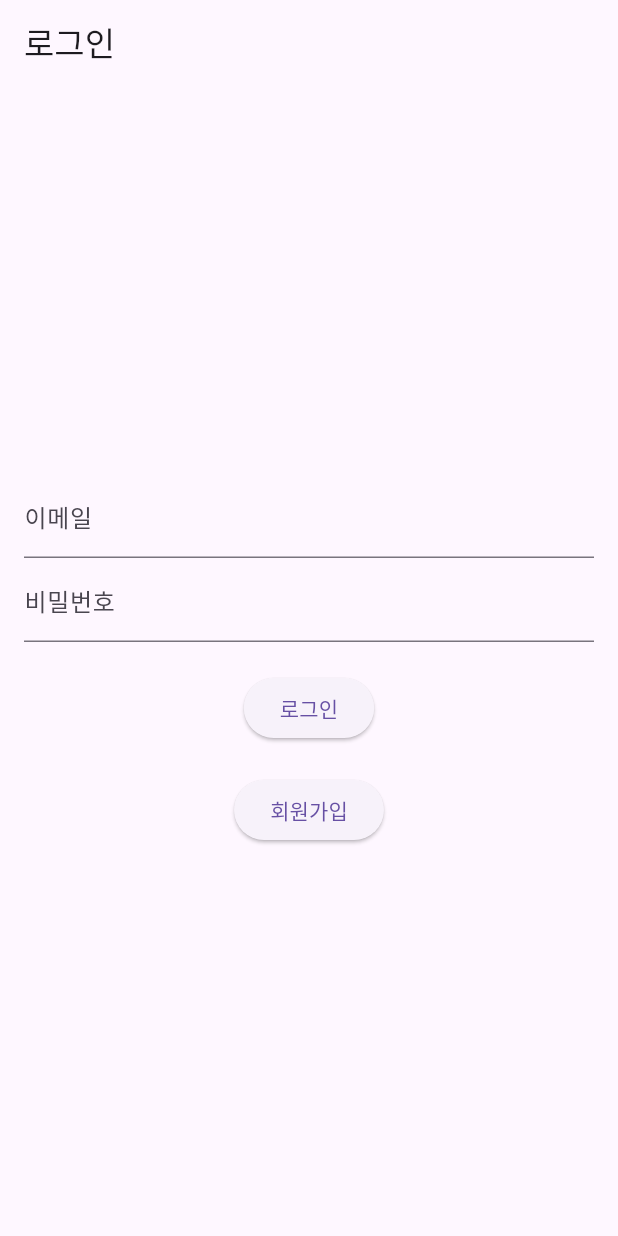
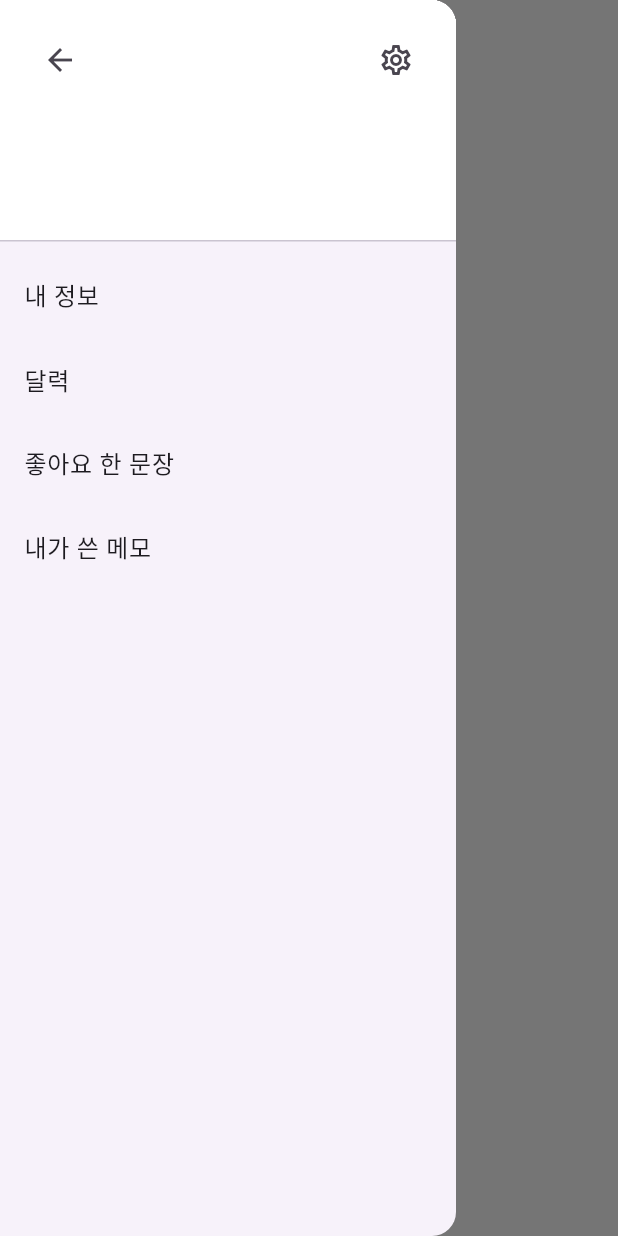
Before and after one commit to kangyeajin/D-write, a Flutter app: the screen it shows after launch, with the side drawer open (before the commit the screen has no drawer), on a phone screen of 412 x 824 dp. Run offline on Flutter 3.47's test engine with Material 3 defaults, Android fonts, the phone set to English and light mode, and no system bars; our stand-ins replace camera, cloud_firestore, firebase_auth, firebase_core, logger; missing offline and left inert: gallery_saver_plus; accounts and stored records are empty; Roboto replaces fonts that are missing (PretendardBold).

Commit message:
chore: 초기 화면 및 폰트 관련 설정 추가

```diff
--- a/lib/core/services/firebase_service.dart
+++ b/lib/core/services/firebase_service.dart
@@ -2,16 +2,30 @@ import 'package:firebase_auth/firebase_auth.dart';
 import 'package:cloud_firestore/cloud_firestore.dart';
 import 'package:d_write/core/models/user_model.dart';
 
-class FirebaseService {
-  final FirebaseAuth _auth = FirebaseAuth.instance;
-  final FirebaseFirestore _firestore = FirebaseFirestore.instance;
+abstract class IFirebaseService {
+  User? getCurrentUser();
+  Future<UserCredential?> signInWithEmail(String email, String password);
+  Future<UserProfile?> getUserProfile(String uid);
+  Future<void> saveUserProfile(String uid, String name, String info);
+  Future<void> signOut();
+  Future<User?> signUp(String email, String password, String name, String info);
+  Future<User?> signIn(String email, String password);
+}
 
-  // 현재 로그인 된 사용자 가져오기
+class FirebaseService implements IFirebaseService {
+  final FirebaseAuth _auth;
+  final FirebaseFirestore _firestore;
+
+  FirebaseService({FirebaseAuth? auth, FirebaseFirestore? firestore})
+      : _auth = auth ?? FirebaseAuth.instance,
+        _firestore = firestore ?? FirebaseFirestore.instance;
+
+  @override
   User? getCurrentUser() {
     return _auth.currentUser;
   }
 
-  // 이메일/비밀번호로 로그인
+  @override
   Future<UserCredential?> signInWithEmail(String email, String password) async {
     try {
       return await _auth.signInWithEmailAndPassword(email: email, password: password);
@@ -21,7 +35,7 @@ class FirebaseService {
     }
   }
 
-  // 사용자 정보 가져오기
+  @override
   Future<UserProfile?> getUserProfile(String uid) async {
     try {
       DocumentSnapshot doc = await _firestore.collection('users').doc(uid).get();
@@ -34,7 +48,7 @@ class FirebaseService {
     return null;
   }
 
-  // 사용자 정보 저장/업데이트
+  @override
   Future<void> saveUserProfile(String uid, String name, String info) async {
     try {
       await _firestore.collection('users').doc(uid).set({
@@ -46,15 +60,14 @@ class FirebaseService {
     }
   }
 
-  // 로그아웃
+  @override
   Future<void> signOut() async {
     await _auth.signOut();
   }
 
-  // firebase 회원가입 처리
+  @override
   Future<User?> signUp(String email, String password, String name, String info) async {
     try {
-      // 1. FirebaseAuth로 이메일과 비밀번호를 사용하여 사용자 생성
       UserCredential userCredential = await _auth.createUserWithEmailAndPassword(
         email: email,
         password: password,
@@ -63,8 +76,6 @@ class FirebaseService {
       User? user = userCredential.user;
 
       if (user != null) {
-        // 2. 성공 시 Firestore 'users' 컬렉션에 추가 정보 저장
-        //    사용자의 고유 ID(uid)를 문서 ID로 사용
         await _firestore.collection('users').doc(user.uid).set({
           'name': name,
           'info': info,
@@ -72,7 +83,6 @@ class FirebaseService {
       }
       return user;
     } on FirebaseAuthException catch (e) {
-      // Firebase 인증 관련 에러 처리
       if (e.code == 'weak-password') {
         print('비밀번호가 너무 약합니다.');
       } else if (e.code == 'email-already-in-use') {
@@ -87,7 +97,7 @@ class FirebaseService {
     }
   }
 
-  /// 로그인 처리
+  @override
   Future<User?> signIn(String email, String password) async {
     try {
       UserCredential userCredential = await _auth.signInWithEmailAndPassword(
--- a/lib/main.dart
+++ b/lib/main.dart
@@ -1,6 +1,8 @@
+import 'package:d_write/core/services/firebase_service.dart';
 import 'package:flutter/material.dart';
 import 'package:firebase_core/firebase_core.dart';
-import 'package:d_write/ui/views/login_screen.dart';
+// import 'package:d_write/ui/views/login_screen.dart';
+import 'package:d_write/ui/views/main_screen.dart';
 import 'firebase_options.dart'; // flutterfire configure를 통해 생성됨
 
 void main() async {
@@ -20,9 +22,10 @@ class MyApp extends StatelessWidget {
     return MaterialApp(
       title: 'Simple App',
       theme: ThemeData(
+        fontFamily: 'PretendardBold', //폰트 전체 적용
         primarySwatch: Colors.blue,
       ),
-      home: LoginScreen(), // 첫 화면을 로그인 화면으로 설정
+      home: MainScreen(),//LoginScreen(firebaseService: FirebaseService()), // 첫 화면을 로그인 화면으로 설정
     );
   }
 }
--- /dev/null
+++ b/lib/ui/views/main_screen.dart
@@ -0,0 +1,185 @@
+import 'package:d_write/ui/views/camera_screen.dart';
+import 'package:flutter/material.dart';
+
+class MainScreen extends StatefulWidget {
+  const MainScreen({super.key});
+
+  @override
+  State<MainScreen> createState() => _MainScreenState();
+}
+
+class _MainScreenState extends State<MainScreen> {
+  final GlobalKey<ScaffoldState> _scaffoldKey = GlobalKey<ScaffoldState>();
+  bool _buttonsVisible = false;
+
+  void _toggleButtonsVisibility(bool visible) {
+    setState(() {
+      _buttonsVisible = visible;
+    });
+  }
+
+  @override
+  Widget build(BuildContext context) {
+    return Scaffold(
+      key: _scaffoldKey,
+      drawer: Drawer(
+        child: ListView(
+          padding: EdgeInsets.zero,
+          children: [
+            DrawerHeader(
+              decoration: const BoxDecoration(
+                color: Colors.white,
+              ),
+              child: Row(
+                mainAxisAlignment: MainAxisAlignment.spaceBetween,
+                crossAxisAlignment: CrossAxisAlignment.start,
+                children: [
+                  IconButton(
+                    icon: const Icon(Icons.arrow_back),
+                    onPressed: () => Navigator.pop(context),
+                  ),
+                  IconButton(
+                    icon: const Icon(Icons.settings_outlined),
+                    onPressed: () {
+                      // Handle settings press
+                    },
+                  ),
+                ],
+              ),
+            ),
+            ListTile(
+              title: const Text('내 정보'),
+              onTap: () {},
+            ),
+            ListTile(
+              title: const Text('달력'),
+              onTap: () {},
+            ),
+            ListTile(
+              title: const Text('좋아요 한 문장'),
+              onTap: () {},
+            ),
+            ListTile(
+              title: const Text('내가 쓴 메모'),
+              onTap: () {},
+            ),
+          ],
+        ),
+      ),
+      body: GestureDetector(
+        onTap: () {
+          if (_buttonsVisible) {
+            _toggleButtonsVisibility(false);
+          }
+        },
+        onVerticalDragUpdate: (details) {
+          if (!_buttonsVisible && details.delta.dy < -5) {
+            // Swiped up
+            _toggleButtonsVisibility(true);
+          }
+        },
+        child: Container(
+          color: Colors.white,
+          child: Stack(
+            children: [
+              Center(
+                child: Padding(
+                  padding: const EdgeInsets.symmetric(horizontal: 40.0),
+                  child: Column(
+                    mainAxisAlignment: MainAxisAlignment.center,
+                    children: [
+                      const Text(
+                        '여름은 덥다...\n그래서 여름이다.',
+                        textAlign: TextAlign.center,
+                        style: TextStyle(fontSize: 28),
+                      ),
+                      AnimatedOpacity(
+                        opacity: _buttonsVisible ? 1.0 : 0.0,
+                        duration: const Duration(milliseconds: 300),
+                        child: const Column(
+                          children: [
+                            SizedBox(height: 10),
+                            Text(
+                              '출처: 김정현',
+                              style: TextStyle(fontSize: 16, color: Colors.grey),
+                            ),
+                          ],
+                        ),
+                      ),
+                      const SizedBox(height: 20),
+                      AnimatedOpacity(
+                        opacity: _buttonsVisible ? 1.0 : 0.0,
+                        duration: const Duration(milliseconds: 300),
+                        child: Row(
+                          mainAxisAlignment: MainAxisAlignment.center,
+                          children: [
+                            TextButton.icon(
+                              icon: const Icon(Icons.thumb_up_alt_outlined),
+                              label: const Text('좋아요'),
+                              onPressed: () {},
+                            ),
+                            const SizedBox(width: 10),
+                            TextButton.icon(
+                              icon: const Icon(Icons.note_alt_outlined),
+                              label: const Text('메모'),
+                              onPressed: () {},
+                            ),
+                            const SizedBox(width: 10),
+                            TextButton.icon(
+                              icon: const Icon(Icons.bookmark_border),
+                              label: const Text('저장'),
+                              onPressed: () {},
+                            ),
+                          ],
+                        ),
+                      ),
+                    ],
+                  ),
+                ),
+              ),
+              AnimatedOpacity(
+                opacity: _buttonsVisible ? 1.0 : 0.0,
+                duration: const Duration(milliseconds: 300),
+                child: Align(
+                  alignment: Alignment.topLeft,
+                  child: Padding(
+                    padding: const EdgeInsets.only(top: 50, left: 20),
+                    child: IconButton(
+                      icon: const Icon(Icons.menu, size: 30),
+                      onPressed: () {
+                        _scaffoldKey.currentState?.openDrawer();
+                      },
+                    ),
+                  ),
+                ),
+              ),
+              AnimatedOpacity(
+                opacity: _buttonsVisible ? 1.0 : 0.0,
+                duration: const Duration(milliseconds: 300),
+                child: Align(
+                  alignment: Alignment.topRight,
+                  child: Padding(
+                    padding: const EdgeInsets.only(top: 50, right: 20),
+                    child: IconButton(
+                      icon: const Icon(Icons.camera_alt_outlined, size: 30),
+                      onPressed: () {
+                        Navigator.push(
+                          context,
+                          MaterialPageRoute(
+                            builder: (context) => const CameraScreen(
+                              overlayText: '여름은 덥다...\n그래서 여름이다.',
+                            ),
+                          ),
+                        );
+                      },
+                    ),
+                  ),
+                ),
+              ),
+            ],
+          ),
+        ),
+      ),
+    );
+  }
+}
```
Also changed, not shown: lib/ui/views/camera_screen.dart (added, +144 -0 lines), lib/ui/views/home_screen.dart (+24 -19 lines), lib/ui/views/login_screen.dart (+51 -37 lines), lib/ui/views/register_screen.dart (+19 -35 lines), pubspec.yaml (+23 -4 lines), 8 other files.
